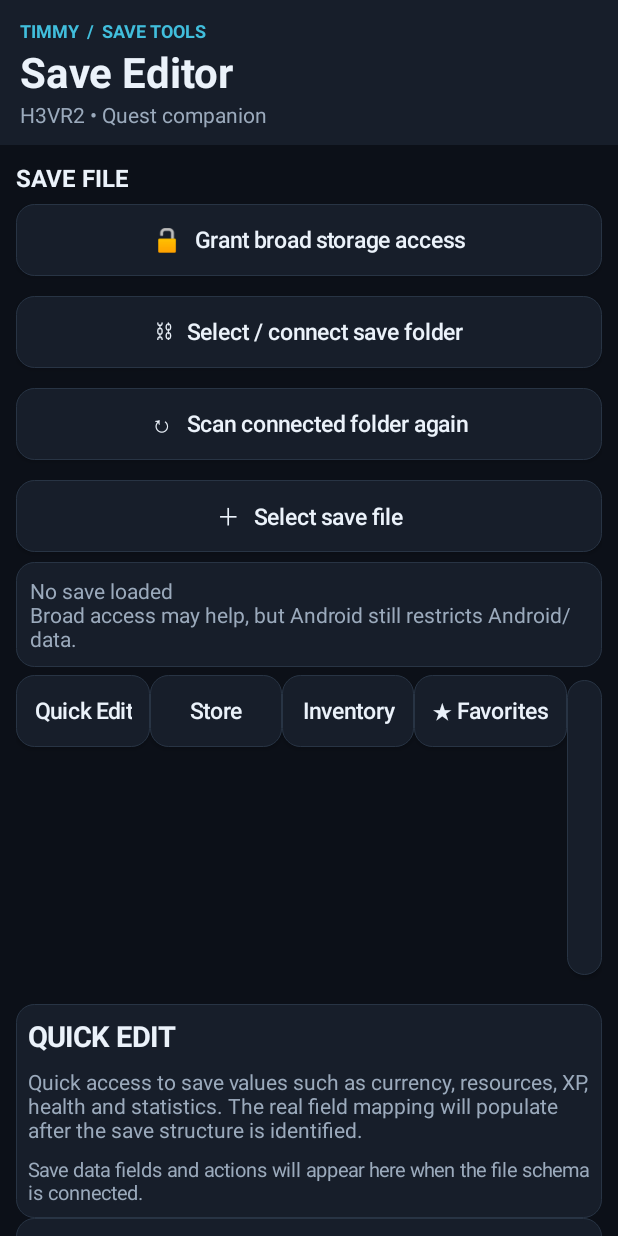
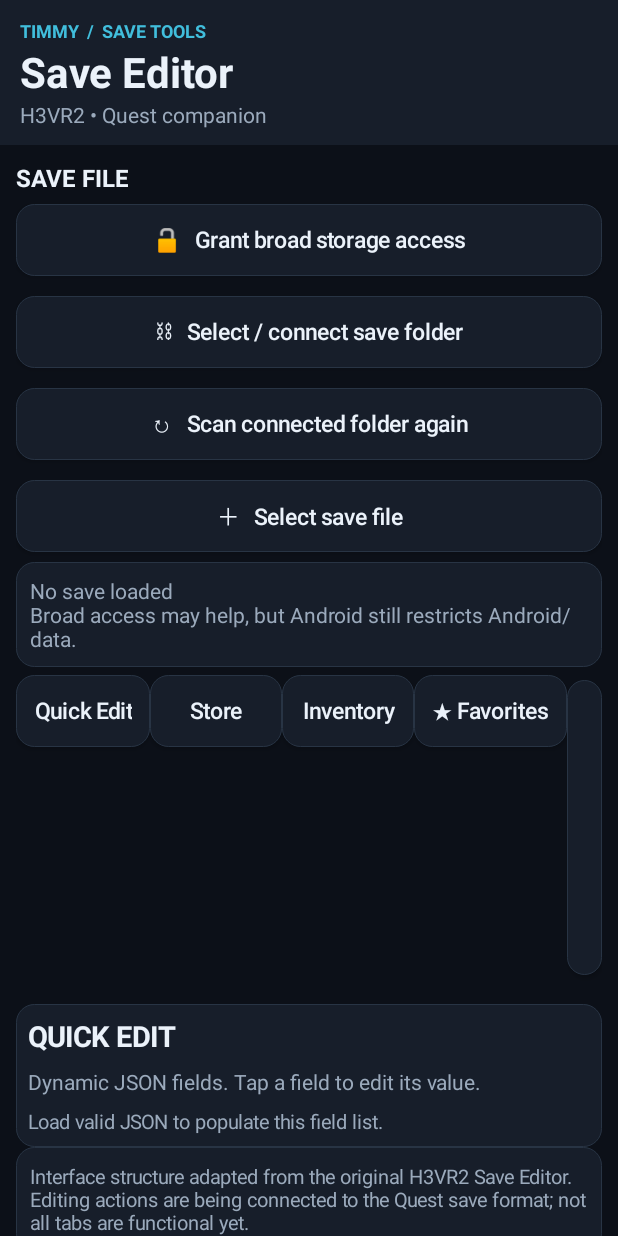
Before and after one commit to goldenroar1804-dev/H3vr2-timmothy-game-save-editor-quest-port-, an Android app: the screen it shows after launch (MainActivity), on a phone screen of 412 x 824 dp. Run offline under Robolectric (Android 15) with nearby library versions, the phone set to English and light mode, and no system bars; 3 statements that could not run were skipped.

Commit message:
Add dynamic save field editing and direct save-back

```diff
--- a/app/src/main/java/com/timmyquesteditor/MainActivity.java
+++ b/app/src/main/java/com/timmyquesteditor/MainActivity.java
@@ -52,13 +52,13 @@ public class MainActivity extends Activity {
         LinearLayout rawPanel=new LinearLayout(this);rawPanel.setOrientation(LinearLayout.VERTICAL);rawPanel.addView(label("RAW JSON • edit the selected save file",15,TEXT,true));rawPanel.addView(editor,new LinearLayout.LayoutParams(-1,-2));
         Button validate=button("✓   Validate JSON");validate.setOnClickListener(v->validateJson());rawPanel.addView(validate);
         Button export=button("⇧   Export edited save");export.setOnClickListener(v->{Intent i=new Intent(Intent.ACTION_CREATE_DOCUMENT);i.setType("*/*");i.addCategory(Intent.CATEGORY_OPENABLE);i.putExtra(Intent.EXTRA_TITLE,suggestedName());startActivityForResult(i,SAVE);});rawPanel.addView(export);
-        Button backup=button("⤓   Export original backup");backup.setOnClickListener(v->{if(original==null){status.setText("Open a file first.");return;}Intent i=new Intent(Intent.ACTION_CREATE_DOCUMENT);i.setType("*/*");i.addCategory(Intent.CATEGORY_OPENABLE);i.putExtra(Intent.EXTRA_TITLE,"backup_"+suggestedName());startActivityForResult(i,BACKUP);});rawPanel.addView(backup);
-        LinearLayout quickPanel=categoryPanel("QUICK EDIT","Quick access to save values such as currency, resources, XP, health and statistics. The real field mapping will populate after the save structure is identified.");
-        LinearLayout storePanel=categoryPanel("STORE EDIT","Browse store slots, replace items, edit prices and sections, and apply bulk pricing.");
-        LinearLayout inventoryPanel=categoryPanel("INVENTORY / STORAGE","Browse inventory pages and slots, change items, duplicate or remove slots, and add items.");
-        LinearLayout favoritesPanel=categoryPanel("FAVORITES & PRESETS","Manage favorite item references and reusable store or inventory presets.");
-        LinearLayout treePanel=categoryPanel("ALL PARAMETERS","Search and edit the complete save-data field tree.");
-        LinearLayout descPanel=categoryPanel("FIELD GUIDE","Descriptions of fields detected in the selected save file.");
+        Button directSave=button("💾   Save edits back to selected file");directSave.setOnClickListener(v->saveBackToOpened());rawPanel.addView(directSave);\n        Button backup=button("⤓   Export original backup");backup.setOnClickListener(v->{if(original==null){status.setText("Open a file first.");return;}Intent i=new Intent(Intent.ACTION_CREATE_DOCUMENT);i.setType("*/*");i.addCategory(Intent.CATEGORY_OPENABLE);i.putExtra(Intent.EXTRA_TITLE,"backup_"+suggestedName());startActivityForResult(i,BACKUP);});rawPanel.addView(backup);
+        LinearLayout quickPanel=fieldPanel("QUICK EDIT",true);
+        LinearLayout storePanel=fieldPanel("STORE EDIT",false);
+        LinearLayout inventoryPanel=fieldPanel("INVENTORY / STORAGE",false);
+        LinearLayout favoritesPanel=fieldPanel("FAVORITES & PRESETS",false);
+        LinearLayout treePanel=fieldPanel("ALL PARAMETERS",false);
+        LinearLayout descPanel=fieldPanel("FIELD GUIDE",false);
         LinearLayout[] pages={quickPanel,storePanel,inventoryPanel,favoritesPanel,treePanel,rawPanel,descPanel};
         String[] titles={"Quick Edit","Store","Inventory","★ Favorites","All Fields","Raw JSON","Field Guide"};
         for(int i=0;i<pages.length;i++){final int index=i;Button tb=button(titles[i]);tb.setLayoutParams(new LinearLayout.LayoutParams(-2,-2));tb.setOnClickListener(v->{workspace.removeAllViews();workspace.addView(pages[index]);});tabs.addView(tb);}
@@ -67,6 +67,13 @@ public class MainActivity extends Activity {
         root.addView(scroll,new LinearLayout.LayoutParams(-1,0,1));setContentView(root);
     }
     void requestAllFilesAccess(){ if(android.os.Build.VERSION.SDK_INT>=30){try{Intent i=new Intent(android.provider.Settings.ACTION_MANAGE_APP_ALL_FILES_ACCESS_PERMISSION,Uri.parse("package:"+getPackageName()));startActivity(i);}catch(Exception e){Intent i=new Intent(android.provider.Settings.ACTION_MANAGE_ALL_FILES_ACCESS_PERMISSION);startActivity(i);}}else{status.setText("Storage access is handled through Android file selection.");}}
+    void saveBackToOpened(){try{if(opened==null){status.setText("Select a save file first.");return;}validateJsonOrThrow(editor.getText().toString());byte[] raw=editor.getText().toString().getBytes(java.nio.charset.StandardCharsets.UTF_8);write(opened,wasGzip?gzip(raw):raw);status.setText("Saved changes to selected file. Keep your backup.");}catch(Exception e){status.setText("Save failed: "+e.getMessage());}}
+    LinearLayout fieldPanel(String title,boolean quick){LinearLayout p=new LinearLayout(this);p.setOrientation(LinearLayout.VERTICAL);p.setPadding(12,12,12,12);p.setBackground(panel());p.addView(label(title,19,TEXT,true));TextView hint=label("Dynamic JSON fields. Tap a field to edit its value.",14,MUTED,false);hint.setPadding(0,12,0,12);p.addView(hint);populateFields(p,quick);return p;}
+    void populateFields(LinearLayout p,boolean quick){while(p.getChildCount()>2)p.removeViewAt(2);try{JSONObject root=new JSONObject(editor.getText().toString());java.util.ArrayList<String> paths=new java.util.ArrayList<>();collectPaths(root,"",paths);if(quick){java.util.ArrayList<String> filtered=new java.util.ArrayList<>();for(String path:paths){String low=path.toLowerCase();if(low.matches(".*(money|cash|currency|xp|health|ammo|resource|score|stat|level|credit|gold).*"))filtered.add(path);}paths=filtered;}if(paths.size()>250)paths=new java.util.ArrayList<>(paths.subList(0,250));for(String path:paths){Button b=button(path+"  ✎");b.setTextSize(12);b.setOnClickListener(v->editPath(path));p.addView(b);}if(paths.isEmpty())p.addView(label(quick?"No obvious quick-edit fields detected.":"No scalar fields detected.",13,MUTED,false));}catch(Exception e){p.addView(label("Load valid JSON to populate this field list.",13,MUTED,false));}}
+    void collectPaths(Object node,String prefix,java.util.ArrayList<String> out)throws Exception{if(node instanceof JSONObject){JSONObject o=(JSONObject)node;java.util.Iterator<String> it=o.keys();while(it.hasNext()){String k=it.next();String path=prefix.isEmpty()?k:prefix+"."+k;collectPaths(o.get(k),path,out);}}else if(!(node instanceof JSONArray)&&!prefix.isEmpty())out.add(prefix);}
+    Object getPath(String path)throws Exception{Object cur=new JSONObject(editor.getText().toString());for(String key:path.split("\\.")){cur=((JSONObject)cur).get(key);}return cur;}
+    void editPath(String path){try{Object val=getPath(path);EditText input=new EditText(this);input.setText(String.valueOf(val));new android.app.AlertDialog.Builder(this).setTitle(path).setView(input).setPositiveButton("Apply",(d,w)->{try{JSONObject root=new JSONObject(editor.getText().toString());setPath(root,path,input.getText().toString(),val);editor.setText(root.toString(2));status.setText("Field updated in editor. Save/export to write it.");}catch(Exception e){status.setText("Field update failed: "+e.getMessage());}}).setNegativeButton("Cancel",null).show();}catch(Exception e){status.setText("Could not open field: "+e.getMessage());}}
+    void setPath(JSONObject root,String path,String text,Object old)throws Exception{String[] parts=path.split("\\.");JSONObject cur=root;for(int i=0;i<parts.length-1;i++)cur=cur.getJSONObject(parts[i]);String key=parts[parts.length-1];Object value;if(old instanceof Number){double n=Double.parseDouble(text);value=(old instanceof Integer||old instanceof Long)?(Object)(long)n:(Object)n;}else if(old instanceof Boolean)value=Boolean.parseBoolean(text);else value=text;cur.put(key,value);}
     LinearLayout categoryPanel(String title,String description){LinearLayout p=new LinearLayout(this);p.setOrientation(LinearLayout.VERTICAL);p.setPadding(12,12,12,12);p.setBackground(panel());TextView h=label(title,19,TEXT,true);p.addView(h);TextView d=label(description,14,MUTED,false);d.setPadding(0,12,0,12);p.addView(d);TextView wait=label("Save data fields and actions will appear here when the file schema is connected.",13,MUTED,false);p.addView(wait);return p;}
     TextView label(String s,int size,int color,boolean bold){TextView t=new TextView(this);t.setText(s);t.setTextSize(size);t.setTextColor(color);if(bold)t.setTypeface(null,Typeface.BOLD);return t;}
     android.graphics.drawable.Drawable panel(){android.graphics.drawable.GradientDrawable d=new android.graphics.drawable.GradientDrawable();d.setColor(PANEL);d.setCornerRadius(18);d.setStroke(1,Color.rgb(40,52,68));return d;}
```
